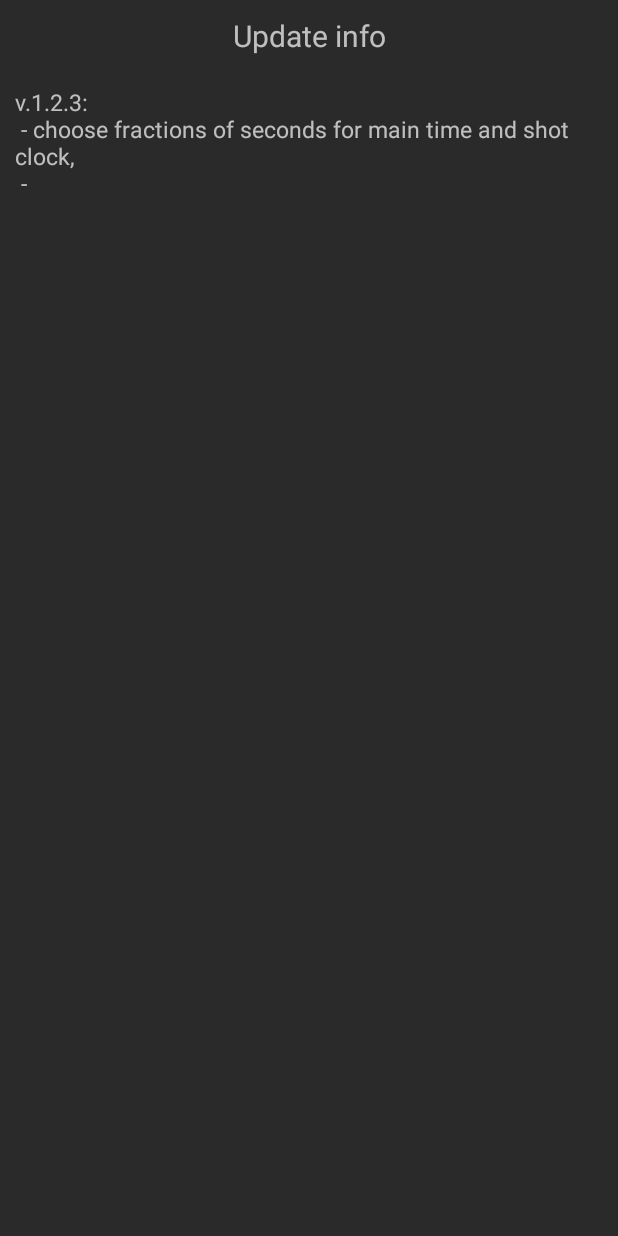
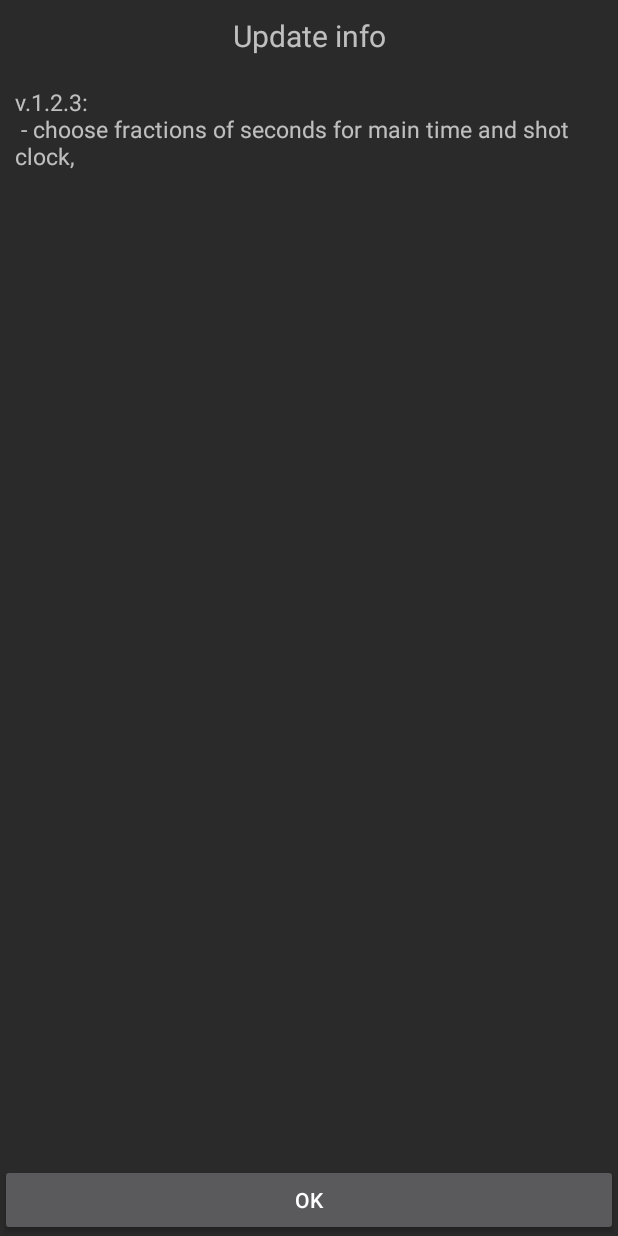
Before and after one commit to smiler25/BasketballScoreboard, an Android app: the layout app_updates_fragment.xml on its own in the app's theme, with its tools: preview values and no code run, on a phone screen of 412 x 824 dp. Run offline under Robolectric (Android 15) with nearby library versions, the phone set to English and light mode, and no system bars.

Commit message:
уведомление об обновлении, проблемы с многократным ходом счетчика на атаку выбор показывать ли время с долями секунд

```diff
--- a/app/build.gradle
+++ b/app/build.gradle
@@ -15,8 +15,8 @@ android {
         applicationId "com.smiler.scoreboard"
         minSdkVersion 16
         targetSdkVersion 22
-        versionCode 6
-        versionName "1.2.3"
+        versionCode 7
+        versionName "1.2.4"
     }
     buildTypes {
         release {
--- a/app/src/main/AndroidManifest.xml
+++ b/app/src/main/AndroidManifest.xml
@@ -12,8 +12,8 @@
         android:icon="@mipmap/ic_launcher"
         android:label="@string/app_name"
         android:theme="@style/AppTheme"
-        android:versionCode="6"
-        android:versionName="1.2.3" >
+        android:versionCode="7"
+        android:versionName="1.2.4" >
 
         <uses-library android:required="false" android:name="com.sec.android.app.multiwindow" />
         <meta-data android:name="com.sec.android.support.multiwindow" android:value="true" />
--- a/app/src/main/java/com/smiler/basketball_scoreboard/AppUpdatesFragment.java
+++ b/app/src/main/java/com/smiler/basketball_scoreboard/AppUpdatesFragment.java
@@ -14,7 +14,7 @@ public class AppUpdatesFragment extends DialogFragment{
         final AlertDialog.Builder builder = new AlertDialog.Builder(getActivity());
         LayoutInflater inflater = getActivity().getLayoutInflater();
         View v = inflater.inflate(R.layout.app_updates_fragment, null);
-        v.findViewById(R.id.buttonApply).setOnClickListener(new View.OnClickListener() {
+        v.findViewById(R.id.buttonOk).setOnClickListener(new View.OnClickListener() {
             @Override
             public void onClick(View v) {
                 dismiss();
--- a/app/src/main/java/com/smiler/basketball_scoreboard/MainActivity.java
+++ b/app/src/main/java/com/smiler/basketball_scoreboard/MainActivity.java
@@ -470,6 +470,9 @@ public class MainActivity extends AppCompatActivity implements View.OnClickListe
                     startShotCountDownTimer(shortShotTimePref);
                 } else {
                     setShotTimeText(shotTime);
+                }
+                if (shortShotTimePref < mainTime) {
+                    shotTimeView.setVisibility(View.VISIBLE);
                 }
                 break;
             case R.id.plus1HomeView:
@@ -1165,6 +1168,7 @@ public class MainActivity extends AppCompatActivity implements View.OnClickListe
                 }
                 if (enableShotTime && mainTime < shotTime && shotTimeView.getVisibility() == View.VISIBLE) {
                     shotTimeView.setVisibility(View.INVISIBLE);
+                } else if (enableShotTime && mainTime < shortShotTimePref && shotTimeSwitchView.getVisibility() == View.VISIBLE) {
                     shotTimeSwitchView.setVisibility(View.INVISIBLE);
                 }
             }
--- a/app/src/main/res/layout/app_updates_fragment.xml
+++ b/app/src/main/res/layout/app_updates_fragment.xml
@@ -19,7 +19,7 @@
         android:id="@+id/scrollView"
         android:layout_width="match_parent"
         android:layout_height="match_parent"
-        >
+        android:layout_weight="1">
 
         <TextView
             android:id="@+id/dialog_text"
@@ -33,9 +33,9 @@
     </ScrollView>
 
     <Button
-        android:id="@+id/buttonApply"
+        android:id="@+id/buttonOk"
         android:layout_width="match_parent"
         android:layout_height="wrap_content"
-        android:text="@string/action_apply"/>
+        android:text="@string/action_ok"/>
 
 </LinearLayout>
--- a/app/src/main/res/values/strings.xml
+++ b/app/src/main/res/values/strings.xml
@@ -101,7 +101,6 @@
     <string name="appupdate_info">
         v.1.2.3:\n
             - choose fractions of seconds for main time and shot clock,\n
-            -
 
     </string>
 
```
